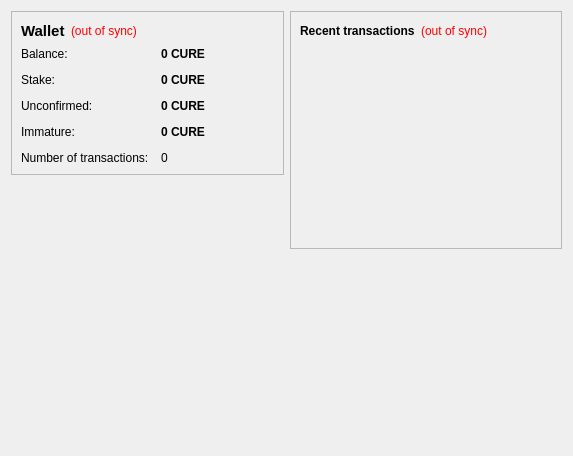
First picture: the form in src/qt/forms/overviewpage.ui, repository cygnusxi/CurecoinSource, before the edit.
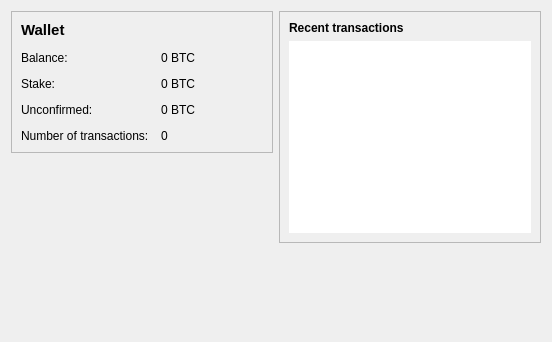
Second picture: the form after the edit. Icons and pictures are not drawn.

Diff of the .ui file:
```diff
--- a/src/qt/forms/overviewpage.ui
+++ b/src/qt/forms/overviewpage.ui
@@ -6,8 +6,8 @@
    <rect>
     <x>0</x>
     <y>0</y>
-    <width>573</width>
-    <height>456</height>
+    <width>552</width>
+    <height>342</height>
    </rect>
   </property>
   <property name="windowTitle">
@@ -24,55 +24,6 @@
        <property name="frameShadow">
         <enum>QFrame::Raised</enum>
        </property>
-       <layout class="QVBoxLayout" name="verticalLayout_4">
-        <item>
-         <layout class="QHBoxLayout" name="horizontalLayout_4">
-          <item>
-           <widget class="QLabel" name="label_5">
-            <property name="font">
-             <font>
-              <pointsize>11</pointsize>
-              <weight>75</weight>
-              <bold>true</bold>
-             </font>
-            </property>
-            <property name="text">
-             <string>Wallet</string>
-            </property>
-           </widget>
-          </item>
-          <item>
-           <widget class="QLabel" name="labelWalletStatus">
-            <property name="toolTip">
-             <string>The displayed information may be out of date. Your wallet automatically synchronizes with the curecoin network after a connection is established, but this process has not completed yet.</string>
-            </property>
-            <property name="styleSheet">
-             <string notr="true">QLabel { color: red; }</string>
-            </property>
-            <property name="text">
-             <string notr="true">(out of sync)</string>
-            </property>
-            <property name="alignment">
-             <set>Qt::AlignLeading|Qt::AlignLeft|Qt::AlignVCenter</set>
-            </property>
-           </widget>
-          </item>
-          <item>
-           <spacer name="horizontalSpacer_2">
-            <property name="orientation">
-             <enum>Qt::Horizontal</enum>
-            </property>
-            <property name="sizeHint" stdset="0">
-             <size>
-              <width>40</width>
-              <height>20</height>
-             </size>
-            </property>
-           </spacer>
-          </item>
-         </layout>
-        </item>
-        <item>
          <layout class="QFormLayout" name="formLayout_2">
           <property name="fieldGrowthPolicy">
            <enum>QFormLayout::AllNonFixedFieldsGrow</enum>
@@ -83,105 +34,67 @@
           <property name="verticalSpacing">
            <number>12</number>
           </property>
-          <item row="0" column="0">
+        <item row="2" column="0">
            <widget class="QLabel" name="label">
             <property name="text">
              <string>Balance:</string>
             </property>
            </widget>
           </item>
-          <item row="0" column="1">
+        <item row="2" column="1">
            <widget class="QLabel" name="labelBalance">
-            <property name="font">
-             <font>
-              <weight>75</weight>
-              <bold>true</bold>
-             </font>
-            </property>
-            <property name="cursor">
-             <cursorShape>IBeamCursor</cursorShape>
-            </property>
-            <property name="toolTip">
-             <string>Your current balance</string>
-            </property>
             <property name="text">
-             <string notr="true">0 CURE</string>
-            </property>
-            <property name="textInteractionFlags">
-             <set>Qt::LinksAccessibleByMouse|Qt::TextSelectableByKeyboard|Qt::TextSelectableByMouse</set>
-            </property>
-           </widget>
-          </item>
-          <item row="1" column="0">
-           <widget class="QLabel" name="label_6">
+           <string notr="true">0 BTC</string>
+          </property>
+         </widget>
+        </item>
+        <item row="5" column="0">
+         <widget class="QLabel" name="label_2">
             <property name="text">
-             <string>Stake:</string>
+           <string>Number of transactions:</string>
             </property>
            </widget>
           </item>
-          <item row="1" column="1">
-           <widget class="QLabel" name="labelStake">
-            <property name="font">
-             <font>
-              <weight>75</weight>
-              <bold>true</bold>
-             </font>
-            </property>
-            <property name="cursor">
-             <cursorShape>IBeamCursor</cursorShape>
-            </property>
-            <property name="toolTip">
-             <string>Total of coins that was staked, and do not yet count toward the current balance</string>
-            </property>
+        <item row="5" column="1">
+         <widget class="QLabel" name="labelNumTransactions">
             <property name="text">
-             <string notr="true">0 CURE</string>
-            </property>
-            <property name="textInteractionFlags">
-             <set>Qt::LinksAccessibleByMouse|Qt::TextSelectableByKeyboard|Qt::TextSelectableByMouse</set>
-            </property>
-           </widget>
-          </item>
-          <item row="2" column="0">
+           <string>0</string>
+          </property>
+         </widget>
+        </item>
+        <item row="4" column="0">
            <widget class="QLabel" name="label_3">
             <property name="text">
              <string>Unconfirmed:</string>
             </property>
            </widget>
           </item>
-          <item row="2" column="1">
+        <item row="4" column="1">
            <widget class="QLabel" name="labelUnconfirmed">
-            <property name="font">
-             <font>
-              <weight>75</weight>
-              <bold>true</bold>
-             </font>
-            </property>
-            <property name="cursor">
-             <cursorShape>IBeamCursor</cursorShape>
-            </property>
-            <property name="toolTip">
-             <string>Total of transactions that have yet to be confirmed, and do not yet count toward the current balance</string>
-            </property>
             <property name="text">
-             <string notr="true">0 CURE</string>
-            </property>
-            <property name="textInteractionFlags">
-             <set>Qt::LinksAccessibleByMouse|Qt::TextSelectableByKeyboard|Qt::TextSelectableByMouse</set>
+           <string notr="true">0 BTC</string>
             </property>
            </widget>
           </item>
           <item row="3" column="0">
-           <widget class="QLabel" name="labelImmatureText">
+         <widget class="QLabel" name="label_6">
             <property name="text">
-             <string>Immature:</string>
+           <string>Stake:</string>
             </property>
            </widget>
           </item>
           <item row="3" column="1">
-           <widget class="QLabel" name="labelImmature">
+         <widget class="QLabel" name="labelStake">
+          <property name="text">
+           <string notr="true">0 BTC</string>
+          </property>
+         </widget>
+        </item>
+        <item row="1" column="0">
+         <widget class="QLabel" name="label_5">
             <property name="font">
              <font>
-              <weight>75</weight>
+            <pointsize>11</pointsize>
               <bold>true</bold>
              </font>
             </property>
@@ -189,46 +102,11 @@
              <string>Mined balance that has not yet matured</string>
             </property>
             <property name="text">
-             <string notr="true">0 CURE</string>
-            </property>
-            <property name="textInteractionFlags">
-             <set>Qt::LinksAccessibleByMouse|Qt::TextSelectableByKeyboard|Qt::TextSelectableByMouse</set>
-            </property>
-           </widget>
-          </item>
-          <item row="4" column="0">
-           <widget class="QLabel" name="label_2">
-            <property name="text">
-             <string>Number of transactions:</string>
-            </property>
-           </widget>
-          </item>
-          <item row="4" column="1">
-           <widget class="QLabel" name="labelNumTransactions">
-            <property name="toolTip">
-             <string>Total number of transactions in wallet</string>
-            </property>
-            <property name="text">
-             <string notr="true">0</string>
-            </property>
-           </widget>
-          </item>
-         </layout>
-        </item>
-       </layout>
-      </widget>
-     </item>
-     <item>
-      <widget class="QLabel" name="label_wallet_bgcoin">
-       <property name="text">
-        <string/>
-       </property>
-       <property name="pixmap">
-        <pixmap resource="../curecoin.qrc">:/images/wallet_bgcoin</pixmap>
-       </property>
-       <property name="alignment">
-        <set>Qt::AlignCenter</set>
-       </property>
+           <string>Wallet</string>
+          </property>
+         </widget>
+        </item>
+       </layout>
       </widget>
      </item>
      <item>
@@ -258,8 +136,6 @@
        </property>
        <layout class="QVBoxLayout" name="verticalLayout">
         <item>
-         <layout class="QHBoxLayout" name="horizontalLayout_2">
-          <item>
            <widget class="QLabel" name="label_4">
             <property name="text">
              <string>&lt;b&gt;Recent transactions&lt;/b&gt;</string>
@@ -267,41 +143,7 @@
            </widget>
           </item>
           <item>
-           <widget class="QLabel" name="labelTransactionsStatus">
-            <property name="toolTip">
-             <string>The displayed information may be out of date. Your wallet automatically synchronizes with the Curecoin network after a connection is established, but this process has not completed yet.</string>
-            </property>
-            <property name="styleSheet">
-             <string notr="true">QLabel { color: red; }</string>
-            </property>
-            <property name="text">
-             <string notr="true">(out of sync)</string>
-            </property>
-            <property name="alignment">
-             <set>Qt::AlignRight|Qt::AlignTrailing|Qt::AlignVCenter</set>
-            </property>
-           </widget>
-          </item>
-          <item>
-           <spacer name="horizontalSpacer">
-            <property name="orientation">
-             <enum>Qt::Horizontal</enum>
-            </property>
-            <property name="sizeHint" stdset="0">
-             <size>
-              <width>40</width>
-              <height>20</height>
-             </size>
-            </property>
-           </spacer>
-          </item>
-         </layout>
-        </item>
-        <item>
          <widget class="QListView" name="listTransactions">
-          <property name="styleSheet">
-           <string notr="true">QListView { background: transparent; }</string>
-          </property>
           <property name="frameShape">
            <enum>QFrame::NoFrame</enum>
           </property>
@@ -319,13 +161,6 @@
        </layout>
       </widget>
      </item>
-     <item>
-      <widget class="QLabel" name="label_curecoin_Intro">
-       <property name="text">
-        <string/>
-       </property>
-      </widget>
-     </item>
      <item>
       <spacer name="verticalSpacer_2">
        <property name="orientation">
```
Left out of the diff: 10 changed lines with no effect on the pictures. Lines whose indentation alone changed are shown as unchanged.
